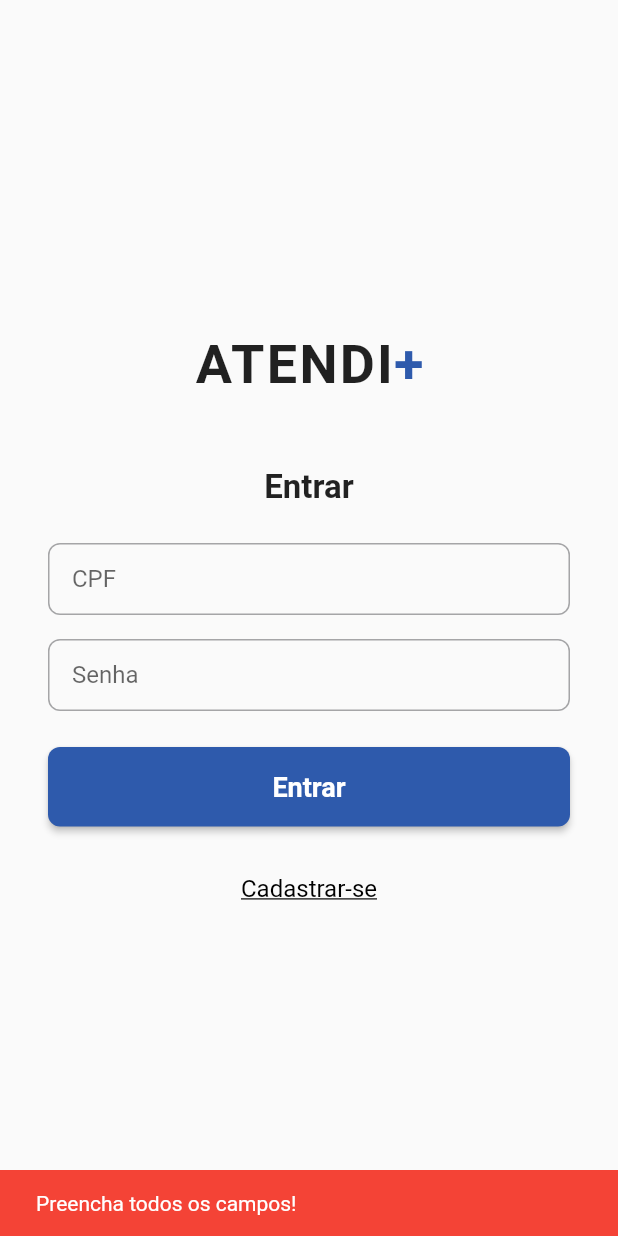
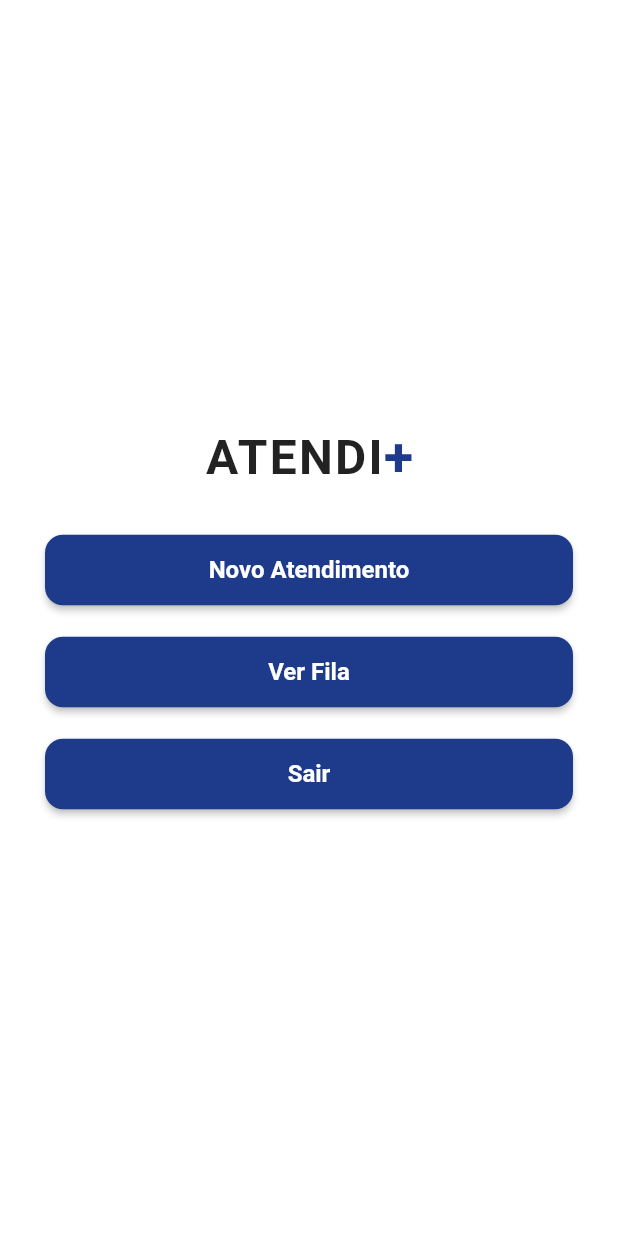
Before and after one commit to lcosta1209/app_desenv_mobile, a Flutter app: the screen it shows after launch, after a tap on "Entrar", on a phone screen of 412 x 824 dp. Run offline on Flutter 3.47's test engine with Material 3 defaults, Android fonts, the phone set to English and light mode, and no system bars.

Commit message:
tela menu

```diff
--- a/lib/login.dart
+++ b/lib/login.dart
@@ -1,6 +1,7 @@
 import 'package:flutter/material.dart';
 import 'package:flutter/services.dart';
 import 'tela_cadastro.dart';
+import 'menu.dart';
 
 class TelaLogin extends StatefulWidget {
   const TelaLogin({super.key});
@@ -14,34 +15,10 @@ class _TelaLoginState extends State<TelaLogin> {
   final TextEditingController _senhaController = TextEditingController();
 
   void _fazerLogin() {
-    String cpf = _cpfController.text.trim();
-    String senha = _senhaController.text.trim();
-
-    if (cpf.isEmpty || senha.isEmpty) {
-      ScaffoldMessenger.of(context).showSnackBar(
-        const SnackBar(
-          content: Text("Preencha todos os campos!"),
-          backgroundColor: Colors.red,
-        ),
-      );
-      return;
-    }
-
-    // conectar backend aqui
-    showDialog(
-      context: context,
-      builder: (BuildContext context) {
-        return AlertDialog(
-          title: const Text("Login"),
-          content: Text("CPF: $cpf\nSenha: $senha"),
-          actions: [
-            TextButton(
-              onPressed: () => Navigator.pop(context),
-              child: const Text("Fechar"),
-            ),
-          ],
-        );
-      },
+    // Navega para o menu
+    Navigator.push(
+      context,
+      MaterialPageRoute(builder: (context) => const TelaMenu()),
     );
   }
 
--- a/lib/main.dart
+++ b/lib/main.dart
@@ -1,6 +1,7 @@
 import 'package:flutter/material.dart';
 import 'login.dart';
 import 'tela_cadastro.dart';
+import 'menu.dart';
 
 void main() {
   runApp(const MeuApp());
@@ -22,6 +23,7 @@
       routes: {
         '/': (context) => const TelaLogin(),
         '/cadastro': (context) => const TelaCadastro(),
+        '/menu': (context) => const TelaMenu(),
       },
       debugShowCheckedModeBanner: false,
     );
--- /dev/null
+++ b/lib/menu.dart
@@ -0,0 +1,151 @@
+import 'package:flutter/material.dart';
+
+class TelaMenu extends StatefulWidget {
+  const TelaMenu({super.key});
+
+  @override
+  State<TelaMenu> createState() => _TelaMenuState();
+}
+
+class _TelaMenuState extends State<TelaMenu> {
+  final _formKey = GlobalKey<FormState>();
+
+  final TextEditingController _nomeController = TextEditingController();
+  final TextEditingController _cpfController = TextEditingController();
+  final TextEditingController _dataNascimentoController =
+      TextEditingController();
+  final TextEditingController _telefoneController = TextEditingController();
+
+  @override
+  Widget build(BuildContext context) {
+    return Scaffold(
+      backgroundColor: Colors.white,
+      body: Center(
+        child: SingleChildScrollView(
+          padding: const EdgeInsets.symmetric(horizontal: 30, vertical: 40),
+          child: Form(
+            key: _formKey,
+            child: Column(
+              mainAxisAlignment: MainAxisAlignment.center,
+              children: [
+                //nome do app
+                Row(
+                  mainAxisAlignment: MainAxisAlignment.center,
+                  children: const [
+                    Text(
+                      "ATENDI",
+                      style: TextStyle(
+                        fontSize: 32,
+                        fontWeight: FontWeight.bold,
+                        color: Colors.black87,
+                        letterSpacing: 1.5,
+                      ),
+                    ),
+                    Text(
+                      "+",
+                      style: TextStyle(
+                        fontSize: 36,
+                        fontWeight: FontWeight.bold,
+                        color: Color(0xFF1E3A8A),
+                      ),
+                    ),
+                  ],
+                ),
+                const SizedBox(height: 30),
+
+                // Botão Atendimento
+                SizedBox(
+                  width: double.infinity,
+                  child: ElevatedButton(
+                    onPressed: () {
+                      if (_formKey.currentState!.validate()) {
+                        ScaffoldMessenger.of(context).showSnackBar(
+                          const SnackBar(content: Text("Cadastro realizado!")),
+                        );
+                      }
+                    },
+                    style: ElevatedButton.styleFrom(
+                      backgroundColor: const Color(0xFF1E3A8A),
+                      padding: const EdgeInsets.symmetric(vertical: 14),
+                      shape: RoundedRectangleBorder(
+                        borderRadius: BorderRadius.circular(12),
+                      ),
+                    ),
+                    child: const Text(
+                      "Novo Atendimento",
+                      style: TextStyle(
+                        fontSize: 16,
+                        color: Colors.white,
+                        fontWeight: FontWeight.bold,
+                      ),
+                    ),
+                  ),
+                ),
+                const SizedBox(height: 20),
+
+                // Botão Fila
+                SizedBox(
+                  width: double.infinity,
+                  child: ElevatedButton(
+                    onPressed: () {
+                      if (_formKey.currentState!.validate()) {
+                        ScaffoldMessenger.of(context).showSnackBar(
+                          const SnackBar(content: Text("Cadastro realizado!")),
+                        );
+                      }
+                    },
+                    style: ElevatedButton.styleFrom(
+                      backgroundColor: const Color(0xFF1E3A8A),
+                      padding: const EdgeInsets.symmetric(vertical: 14),
+                      shape: RoundedRectangleBorder(
+                        borderRadius: BorderRadius.circular(12),
+                      ),
+                    ),
+                    child: const Text(
+                      "Ver Fila",
+                      style: TextStyle(
+                        fontSize: 16,
+                        color: Colors.white,
+                        fontWeight: FontWeight.bold,
+                      ),
+                    ),
+                  ),
+                ),
+                const SizedBox(height: 20),
+
+                // Botão Cadastrar
+                SizedBox(
+                  width: double.infinity,
+                  child: ElevatedButton(
+                    onPressed: () {
+                      if (_formKey.currentState!.validate()) {
+                        ScaffoldMessenger.of(context).showSnackBar(
+                          const SnackBar(content: Text("Cadastro realizado!")),
+                        );
+                      }
+                    },
+                    style: ElevatedButton.styleFrom(
+                      backgroundColor: const Color(0xFF1E3A8A),
+                      padding: const EdgeInsets.symmetric(vertical: 14),
+                      shape: RoundedRectangleBorder(
+                        borderRadius: BorderRadius.circular(12),
+                      ),
+                    ),
+                    child: const Text(
+                      "Sair",
+                      style: TextStyle(
+                        fontSize: 16,
+                        color: Colors.white,
+                        fontWeight: FontWeight.bold,
+                      ),
+                    ),
+                  ),
+                ),
+              ],
+            ),
+          ),
+        ),
+      ),
+    );
+  }
+}
```
